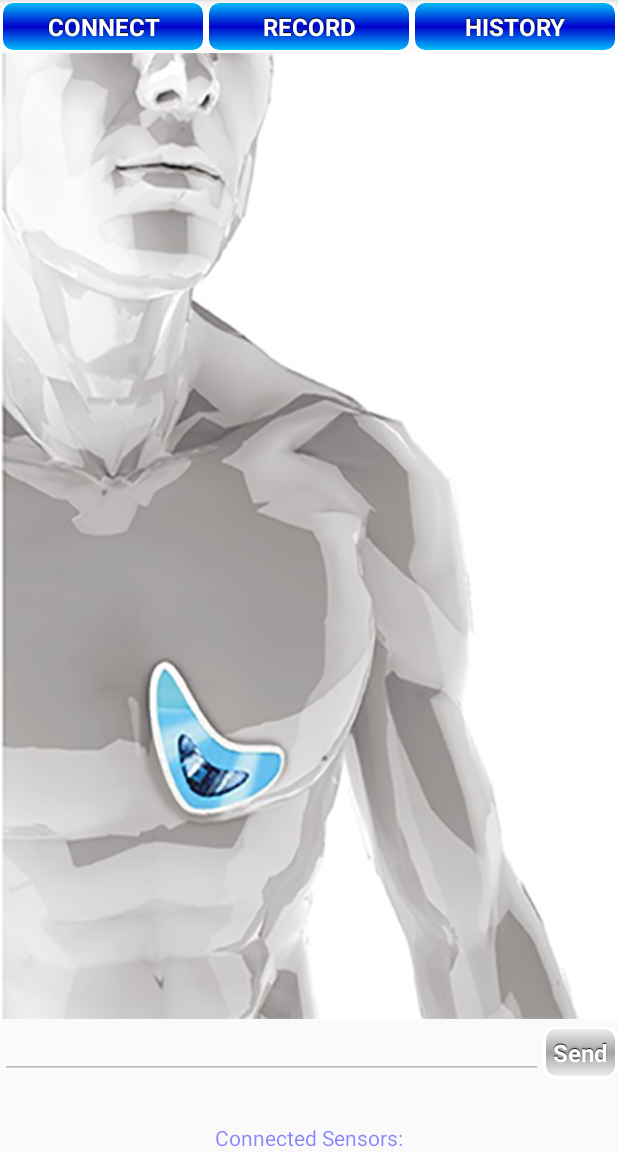
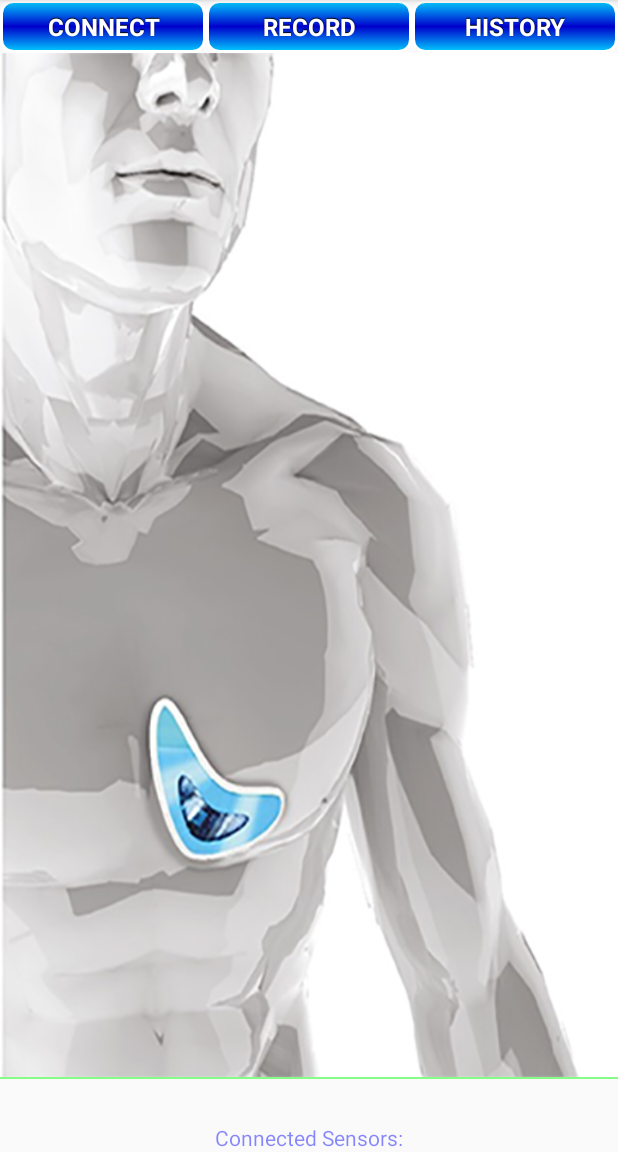
Before and after one commit to augustio/vitalsens_mobile_app, an Android app: the screen it shows after launch (MainActivity), on a phone screen of 412 x 824 dp, the part 84-1236 px from its top. Run offline under Robolectric (Android 15) with nearby library versions, the phone set to English and light mode, and no system bars; libraries missing offline, so code that uses them is left out: org.achartengine, org.achartengine.model, org.achartengine.renderer; 40 statements that could not run were skipped.

Commit message:
Remove Edit textbox and send button

```diff
--- a/VitalsensApp/app/src/main/res/layout/activity_main.xml
+++ b/VitalsensApp/app/src/main/res/layout/activity_main.xml
@@ -158,43 +158,17 @@
     </LinearLayout>
 
     <LinearLayout
+        android:id="@+id/footer_layout"
         android:layout_width="match_parent"
         android:layout_height="wrap_content"
         android:orientation="vertical"
         android:layout_gravity="bottom"
         android:layout_marginBottom="0dp">
 
-        <RelativeLayout android:id="@+id/send_message_layout"
-            android:layout_width="match_parent"
-            android:layout_height="40dp">
-
-            <EditText android:id="@+id/sendText"
-                android:layout_width="102dp"
-                android:layout_height="wrap_content"
-                android:layout_alignParentBottom="true"
-                android:layout_alignParentStart="true"
-                android:layout_toStartOf="@+id/sendButton"
-                android:ems="10" android:enabled="false"
-                android:fontFamily="1" android:lines="1"
-                android:maxLength="20" android:maxLines="1"
-                android:inputType="text"
-                android:shadowRadius="1"/>
-
-            <Button android:id="@+id/sendButton"
-                android:layout_width="wrap_content"
-                android:layout_height="wrap_content"
-                android:layout_alignParentBottom="true"
-                android:layout_alignParentEnd="true"
-                android:enabled="false"
-                android:text="@string/send"/>
-
-        </RelativeLayout>
-
-        <LinearLayout
-            android:id="@+id/footer_layout"
-            android:layout_width="match_parent"
-            android:layout_height="wrap_content"
-            android:orientation="vertical">
+            <TextView
+                android:layout_width="match_parent"
+                android:layout_height="1dp"
+                android:background="@color/green"/>
 
             <TextView
                 android:id="@+id/timer_view"
@@ -213,8 +187,6 @@
                 android:textColor="@color/blue"
                 android:textSize="14sp"/>
 
-        </LinearLayout>
-
     </LinearLayout>
 
 </LinearLayout>
```
